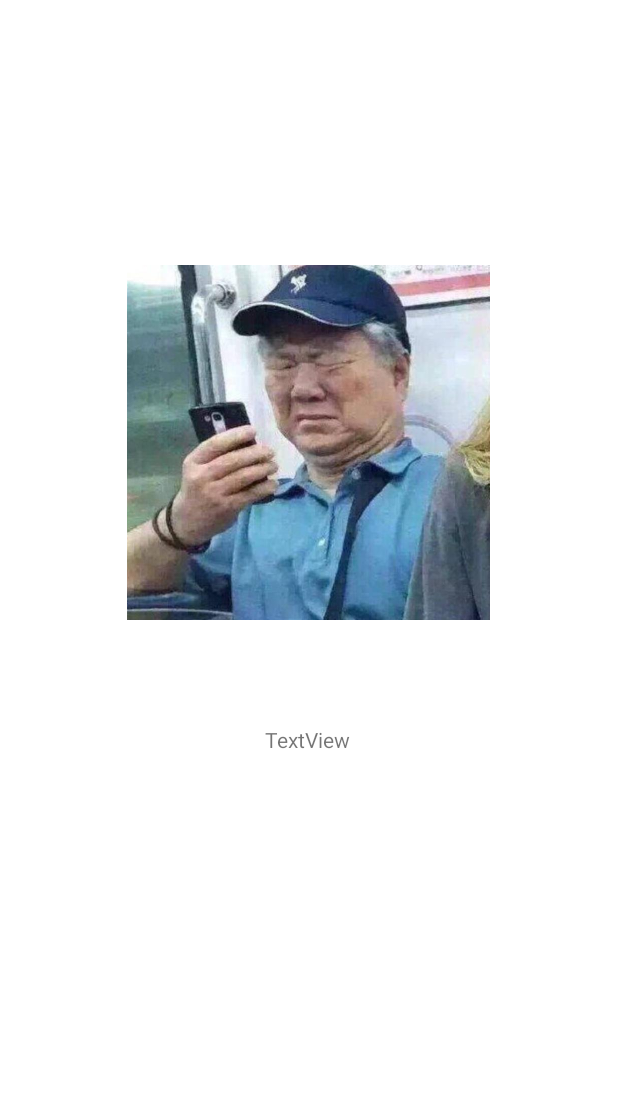
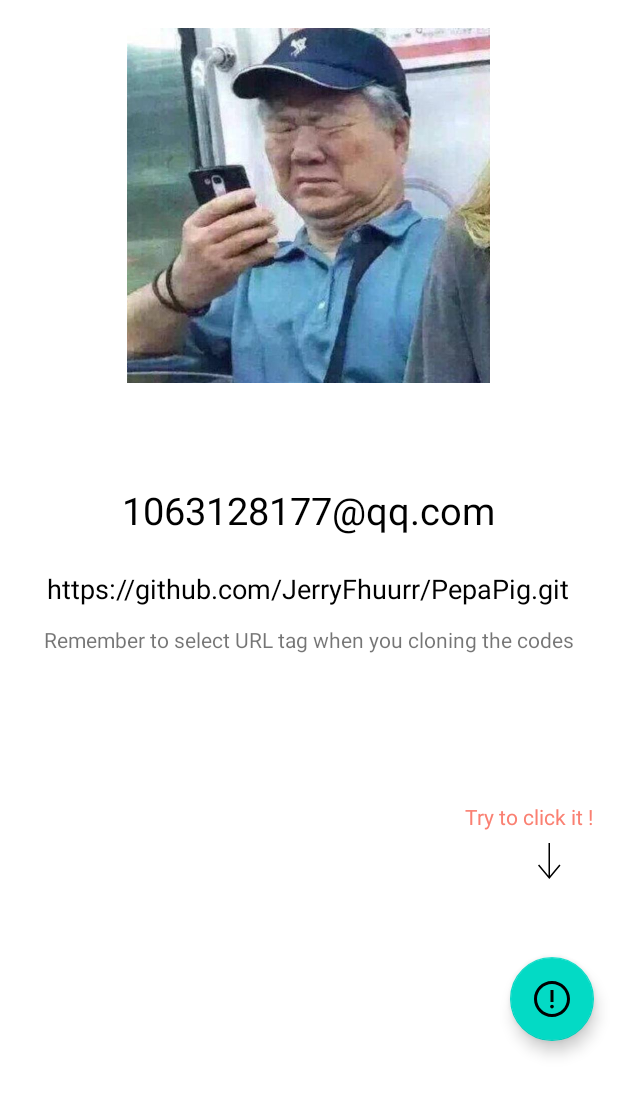
Before and after one commit to JerryFhuurr/PepaPig, an Android app: the layout fragment_about.xml on its own in the app's theme, with its tools: preview values and no code run, on a phone screen of 412 x 824 dp. Shown: the top 1095 px of the screen. Run offline under Robolectric (Android 15) with nearby library versions, the phone set to English and light mode, and no system bars.

Commit message:
Finish about fragment and remove settings

```diff
--- a/app/src/main/res/layout/fragment_about.xml
+++ b/app/src/main/res/layout/fragment_about.xml
@@ -8,8 +8,12 @@
     tools:context=".About">
 
     <androidx.coordinatorlayout.widget.CoordinatorLayout
+        android:id="@+id/about_container"
         android:layout_width="match_parent"
         android:layout_height="match_parent">
+        <ScrollView
+            android:layout_width="match_parent"
+            android:layout_height="match_parent">
         <androidx.constraintlayout.widget.ConstraintLayout
             android:id="@+id/anchor_view"
             android:layout_width="match_parent"
@@ -27,17 +31,80 @@
                 app:layout_constraintStart_toStartOf="parent" />
 
             <TextView
-                android:id="@+id/textView4"
+                android:id="@+id/my_email"
                 android:layout_width="wrap_content"
                 android:layout_height="wrap_content"
-                android:text="TextView"
+                android:text="@string/about_my_email"
+                android:textSize="25dp"
+                android:textColor="@color/black"
                 app:layout_constraintBottom_toBottomOf="parent"
                 app:layout_constraintEnd_toEndOf="parent"
                 app:layout_constraintHorizontal_bias="0.498"
                 app:layout_constraintStart_toStartOf="parent"
                 app:layout_constraintTop_toBottomOf="@+id/imageView3"
                 app:layout_constraintVertical_bias="0.137" />
+
+            <TextView
+                android:id="@+id/git_link"
+                android:layout_width="wrap_content"
+                android:layout_height="wrap_content"
+                android:text="@string/about_git_link"
+                android:textSize="18dp"
+                android:textColor="@color/black"
+                app:layout_constraintBottom_toBottomOf="parent"
+                app:layout_constraintEnd_toEndOf="parent"
+                app:layout_constraintHorizontal_bias="0.498"
+                app:layout_constraintStart_toStartOf="parent"
+                app:layout_constraintTop_toBottomOf="@+id/my_email"
+                app:layout_constraintVertical_bias="0.079" />
+
+            <TextView
+                android:id="@+id/link_des"
+                android:layout_width="wrap_content"
+                android:layout_height="wrap_content"
+                android:layout_marginTop="12dp"
+                android:text="@string/about_link_desc"
+                app:layout_constraintEnd_toEndOf="parent"
+                app:layout_constraintHorizontal_bias="0.498"
+                app:layout_constraintStart_toStartOf="parent"
+                app:layout_constraintTop_toBottomOf="@+id/git_link" />
+
+            <TextView
+                android:id="@+id/textView9"
+                android:layout_width="wrap_content"
+                android:layout_height="wrap_content"
+                android:layout_marginEnd="16dp"
+                android:layout_marginBottom="8dp"
+                android:text="@string/about_info_fab"
+                android:textColor="@color/Salmon"
+                app:layout_constraintBottom_toTopOf="@+id/imageView4"
+                app:layout_constraintEnd_toEndOf="parent" />
+
+            <ImageView
+                android:id="@+id/imageView4"
+                android:layout_width="wrap_content"
+                android:layout_height="wrap_content"
+                android:layout_marginBottom="80dp"
+                android:src="@drawable/ic_iconmonstr_arrow_down_thin"
+                app:layout_constraintBottom_toBottomOf="parent"
+                app:layout_constraintEnd_toEndOf="parent"
+                app:layout_constraintHorizontal_bias="0.914"
+                app:layout_constraintStart_toStartOf="parent" />
         </androidx.constraintlayout.widget.ConstraintLayout>
+        </ScrollView>
+
+        <com.google.android.material.floatingactionbutton.FloatingActionButton
+            android:id="@+id/fab"
+            android:layout_width="wrap_content"
+            android:layout_height="wrap_content"
+            android:layout_margin="16dp"
+            android:layout_marginEnd="20dp"
+            android:layout_marginBottom="42dp"
+            android:contentDescription="@string/about_fab"
+            android:elevation="8dp"
+            android:src="@drawable/ic_iconmonstr_warning_2"
+            app:layout_anchor="@id/anchor_view"
+            app:layout_anchorGravity="bottom|right" />
 
     </androidx.coordinatorlayout.widget.CoordinatorLayout>
 </FrameLayout>
--- a/app/src/main/res/menu/appbar.xml
+++ b/app/src/main/res/menu/appbar.xml
@@ -1,10 +1,6 @@
 <?xml version="1.0" encoding="utf-8"?>
 <menu xmlns:android="http://schemas.android.com/apk/res/android"
     xmlns:app="http://schemas.android.com/apk/res-auto">
-    <item
-        android:id="@+id/action_about"
-        android:title="@string/top_menu_about"
-        app:showAsAction="never" />
     <item
         android:id="@+id/action_share"
         android:icon="@drawable/ic_iconmonstr_share_11"
--- a/app/src/main/res/menu/nav_menu.xml
+++ b/app/src/main/res/menu/nav_menu.xml
@@ -26,8 +26,8 @@
 
     <group android:id="@+id/nav_group3">
         <item
-            android:id="@+id/nav_settings"
-            android:icon="@drawable/ic_iconmonstr_gear_2"
-            android:title="@string/side_settings" />
+            android:id="@+id/nav_about"
+            android:icon="@drawable/ic_iconmonstr_warning_2"
+            android:title="@string/side_about" />
     </group>
 </menu>
--- a/app/src/main/res/values/strings.xml
+++ b/app/src/main/res/values/strings.xml
@@ -27,7 +27,7 @@
     <string name="side_group_1">General</string>
     <string name="side_user">User</string>
     <string name="side_article">Article</string>
-    <string name="side_settings">Settings</string>
+    <string name="side_about">About</string>
     <string name="side_header_username">Pepa pig</string>
     <string name="side_header_email">demo@test.com</string>
     <!-- bottom menu -->
@@ -35,7 +35,7 @@
 
 
     <!-- article-->
-    <string name="article_fab">FAB</string>
+
     <string name="article_title">Demo article</string>
     <string name="article_back_top">Back top</string>
     <string name="next_page">Next page</string>
@@ -131,6 +131,14 @@
 
         "\n\n"
     </string>
-    <!-- TODO: Remove or change this placeholder text -->
-    <string name="hello_blank_fragment">Hello blank fragment</string>
+
+    <!-- about -->
+    <string name="about_my_email">1063128177@qq.com</string>
+    <string name="about_git_link">https://github.com/JerryFhuurr/PepaPig.git</string>
+    <string name="about_link_desc">Remember to select URL tag when you cloning the codes</string>
+    <string name="about_info_fab">Try to click it !</string>
+    <string name="about_fab">FAB</string>
+    <string name="about_snack1">Is it fun ?</string>
+    <string name="about_snack2">FUN !</string>
+    <string name="about_snack_toast">I made an easter egg somewhere, can you find it ??</string>
 </resources>
```
Also changed, not shown: app/src/main/java/com/and/pepapig/About.java (+30 -0 lines), app/src/main/java/com/and/pepapig/MainActivity.java (+1 -8 lines), app/src/main/res/navigation/nav_graph.xml (+14 -2 lines).
